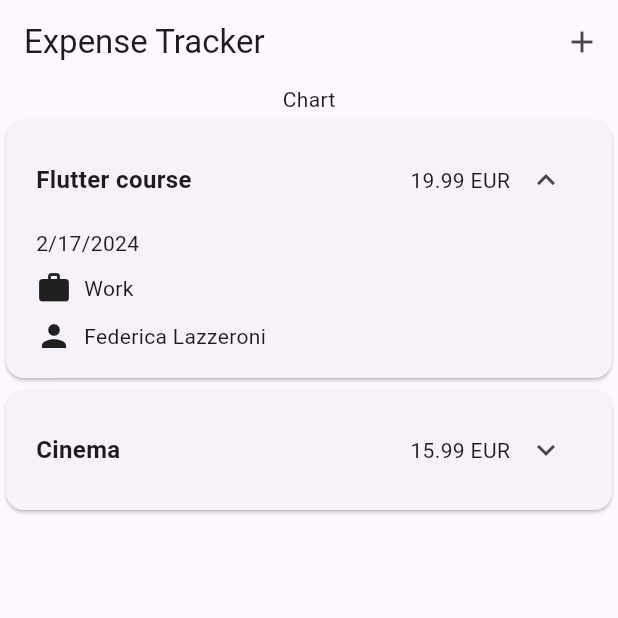
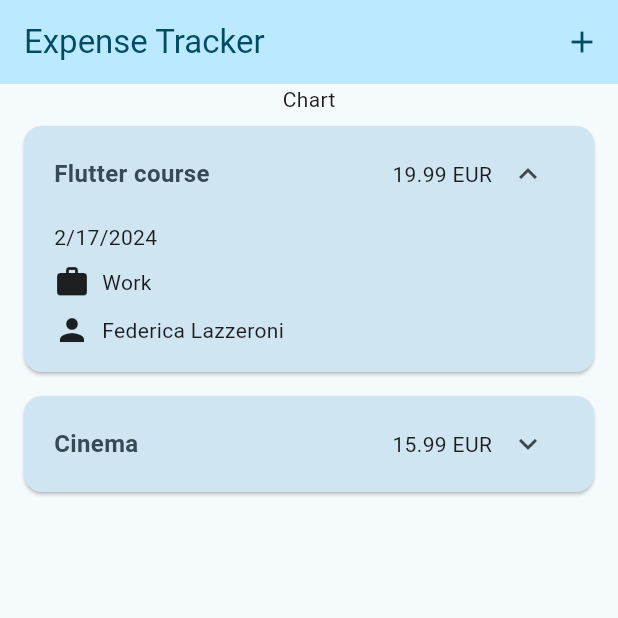
Before and after one commit to alvaromateo/expense_tracker, a Flutter app: the screen it shows after launch, after a tap on the "expand more" icon, on a phone screen of 412 x 824 dp, the top half of it. Run offline on Flutter 3.47's test engine with Material 3 defaults, Android fonts, the phone set to English and light mode, and no system bars.

Commit message:
Add dark mode

```diff
--- a/lib/main.dart
+++ b/lib/main.dart
@@ -1,11 +1,56 @@
 import 'package:flutter/material.dart';
+import 'package:flutter/services.dart';
 
 import 'package:expense_tracker/widgets/expenses.dart';
 
+var kColorScheme = ColorScheme.fromSeed(
+  seedColor: const Color.fromARGB(255, 97, 183, 217),
+);
+
+var kDarkColorScheme = ColorScheme.fromSeed(
+  brightness: Brightness.dark,
+  seedColor: const Color.fromARGB(255, 3, 57, 72),
+);
+
 void main() {
-  runApp(
-    const MaterialApp(home: Expenses()),
-  );
+  WidgetsFlutterBinding.ensureInitialized();
+  SystemChrome.setPreferredOrientations([
+    DeviceOrientation.portraitUp,
+  ]).then((_) => runApp(
+        MaterialApp(
+          home: const Expenses(),
+          theme: ThemeData().copyWith(
+            colorScheme: kColorScheme,
+            appBarTheme: const AppBarTheme().copyWith(
+              backgroundColor: kColorScheme.primaryContainer,
+              foregroundColor: kColorScheme.onPrimaryContainer,
+            ),
+            scaffoldBackgroundColor: kColorScheme.background,
+            cardTheme: const CardTheme().copyWith(
+              margin: const EdgeInsets.symmetric(
+                horizontal: 16,
+                vertical: 8,
+              ),
+              color: kColorScheme.secondaryContainer,
+            ),
+          ),
+          darkTheme: ThemeData.dark().copyWith(
+            colorScheme: kDarkColorScheme,
+            appBarTheme: const AppBarTheme().copyWith(
+              backgroundColor: kDarkColorScheme.primaryContainer,
+              foregroundColor: kDarkColorScheme.onPrimaryContainer,
+            ),
+            scaffoldBackgroundColor: kDarkColorScheme.background,
+            cardTheme: const CardTheme().copyWith(
+              margin: const EdgeInsets.symmetric(
+                horizontal: 16,
+                vertical: 8,
+              ),
+              color: kDarkColorScheme.secondaryContainer.withOpacity(0.75),
+            ),
+          ),
+        ),
+      ));
 }
 
 // TODO: create first screen to be displayed only once to set up user profile
--- a/lib/widgets/expenses_list/expenses_item.dart
+++ b/lib/widgets/expenses_list/expenses_item.dart
@@ -23,9 +23,11 @@ class _ExpenseItemState extends State<ExpenseItem> {
     final textTheme = Theme.of(context).textTheme;
     return Card(
       child: Padding(
-        padding: const EdgeInsets.symmetric(
-          horizontal: 20,
-          vertical: 16,
+        padding: EdgeInsets.fromLTRB(
+          20,
+          8,
+          20,
+          _displayDetails ? 16 : 8,
         ),
         child: Column(
           children: [
@@ -38,6 +40,7 @@ class _ExpenseItemState extends State<ExpenseItem> {
                   style: TextStyle(
                     fontSize: textTheme.titleMedium?.fontSize,
                     fontWeight: FontWeight.bold,
+                    color: Theme.of(context).colorScheme.onSecondaryContainer,
                   ),
                 ),
                 Row(
--- a/lib/widgets/expenses_list/expenses_list.dart
+++ b/lib/widgets/expenses_list/expenses_list.dart
@@ -19,6 +19,13 @@ class ExpensesList extends StatelessWidget {
       itemCount: expenses.length,
       itemBuilder: (context, index) => Dismissible(
         key: Key(expenses[index].id),
+        background: Container(
+          margin: Theme.of(context).cardTheme.margin,
+          decoration: BoxDecoration(
+            color: Theme.of(context).colorScheme.error.withOpacity(0.5),
+            borderRadius: BorderRadius.circular(25),
+          ),
+        ),
         onDismissed: (direction) => onRemoveExpense(expenses[index]),
         child: ExpenseItem(
           expense: expenses[index],
```
Also changed, not shown: lib/models/expense.dart (+43 -0 lines).
